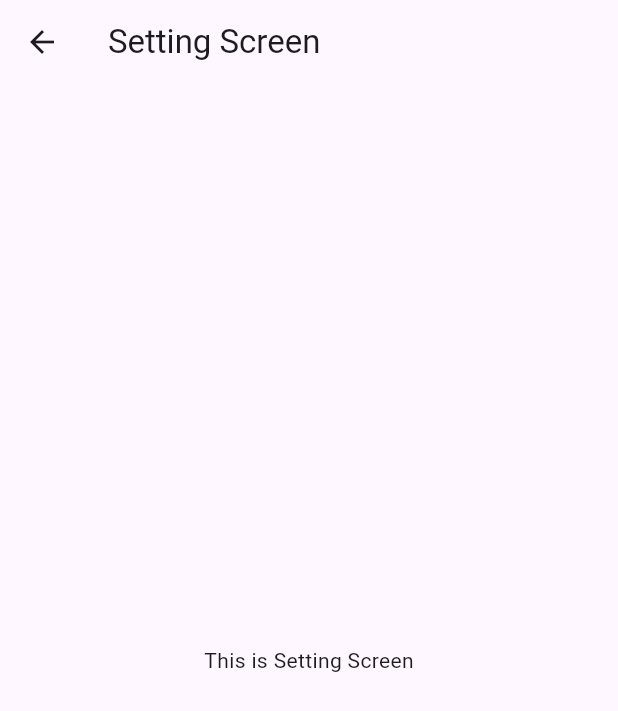
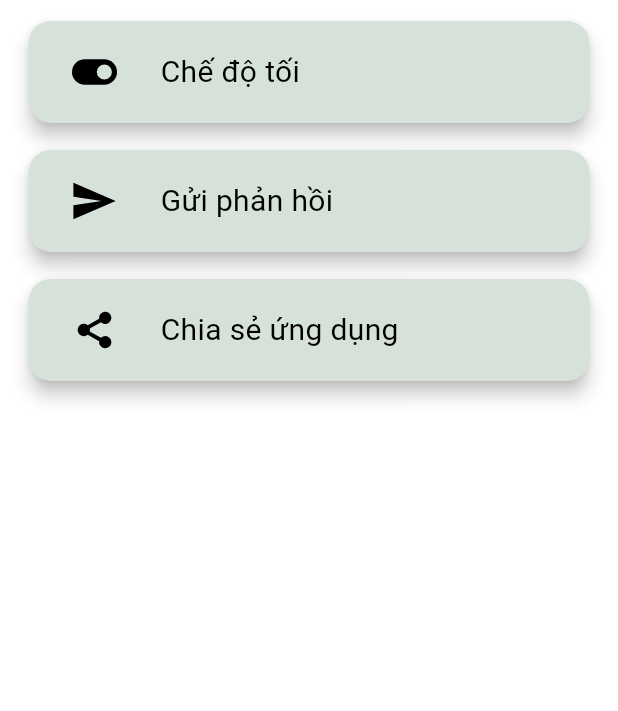
Before and after one commit to tedomi2705/vmeducation, a Flutter app: the SettingsScreen screen opened directly, on a phone screen of 412 x 824 dp. Shown: the top 711 px of the screen. Run offline on Flutter 3.47's test engine with Material 3 defaults, Android fonts, the phone set to English and light mode, and no system bars; our stand-ins replace animated_bottom_navigation_bar, carousel_slider, flutter_map, ionicons, latlong2, page_transition; missing offline and left inert: flutter_masonry_view.

Commit message:
Add settings screen

```diff
--- a/lib/core/app_style.dart
+++ b/lib/core/app_style.dart
@@ -95,6 +95,12 @@ const lessonContentStyle = TextStyle(
   fontWeight: FontWeight.w400,
 );
 
+const settingsCardStyle = TextStyle(
+  color: Colors.black,
+  fontSize: 20,
+  fontWeight: FontWeight.w400,
+);
+
 //PaddingStyle
 const onboardingPaddingStyle = EdgeInsets.only(left: 50.0, right: 50.0, bottom: 50.0);
 
--- a/lib/src/view/screen/settings_screen.dart
+++ b/lib/src/view/screen/settings_screen.dart
@@ -1,4 +1,7 @@
 import 'package:flutter/material.dart';
+import 'package:ionicons/ionicons.dart';
+import 'package:vmeducation/core/app_data.dart';
+import 'package:vmeducation/src/view/widget/settings_card.dart';
 
 class SettingsScreen extends StatefulWidget {
   const SettingsScreen({super.key});
@@ -11,12 +14,16 @@ class _SettingScreenState extends State<SettingsScreen> {
   @override
   Widget build(BuildContext context) {
     return Scaffold(
-      appBar: AppBar(
-        title: const Text('Setting Screen'),
-      ),
-      body: const Center(
-        child: Text('This is Setting Screen'),
-      ),
+      backgroundColor: Colors.white,
+      body: SingleChildScrollView(
+        child: Column(
+          children: [
+            SettingsCard(iconAsset: Ionicons.toggle_sharp, cardTitle: 'Chế độ tối'),
+            SettingsCard(iconAsset: Ionicons.send_sharp, cardTitle: 'Gửi phản hồi'),
+            SettingsCard(iconAsset: Ionicons.share_social_sharp, cardTitle: 'Chia sẻ ứng dụng'),
+          ],
+        )
+      )
     );
   }
 }
--- /dev/null
+++ b/lib/src/view/widget/settings_card.dart
@@ -0,0 +1,45 @@
+import 'package:flutter/material.dart';
+import 'package:vmeducation/core/app_color.dart';
+import 'package:vmeducation/core/app_style.dart';
+import 'package:vmeducation/src/view/widget/carousel_item.dart';
+
+class SettingsCard extends StatelessWidget {
+  final IconData iconAsset;
+  final String cardTitle;
+  const SettingsCard({
+    super.key,
+    required this.iconAsset,
+    required this.cardTitle,
+  });
+
+  @override
+  Widget build(BuildContext context) {
+    return Padding(
+      padding: const EdgeInsets.only(top: 10, left: 15, right: 15),
+      child: Card(
+        color: AppColor.green4,
+        elevation: 5,
+        shadowColor: Colors.black,
+        shape: RoundedRectangleBorder(
+          borderRadius: BorderRadius.circular(15)
+        ),
+        child: Padding(
+              padding: const EdgeInsets.all(10),
+              child: Row(
+                children: [
+                  Container(
+                    margin: const EdgeInsets.only(left: 10),
+                    child: IconButton(
+                      icon: Icon(iconAsset, color: Colors.black, size: 30),
+                      onPressed: () {},
+                    ),
+                  ),
+                  Padding(padding: const EdgeInsets.only(left: 20)),
+                  Text(cardTitle, style: settingsCardStyle),
+                ],
+              )
+            ),
+      ),
+    );
+  }
+}
```
